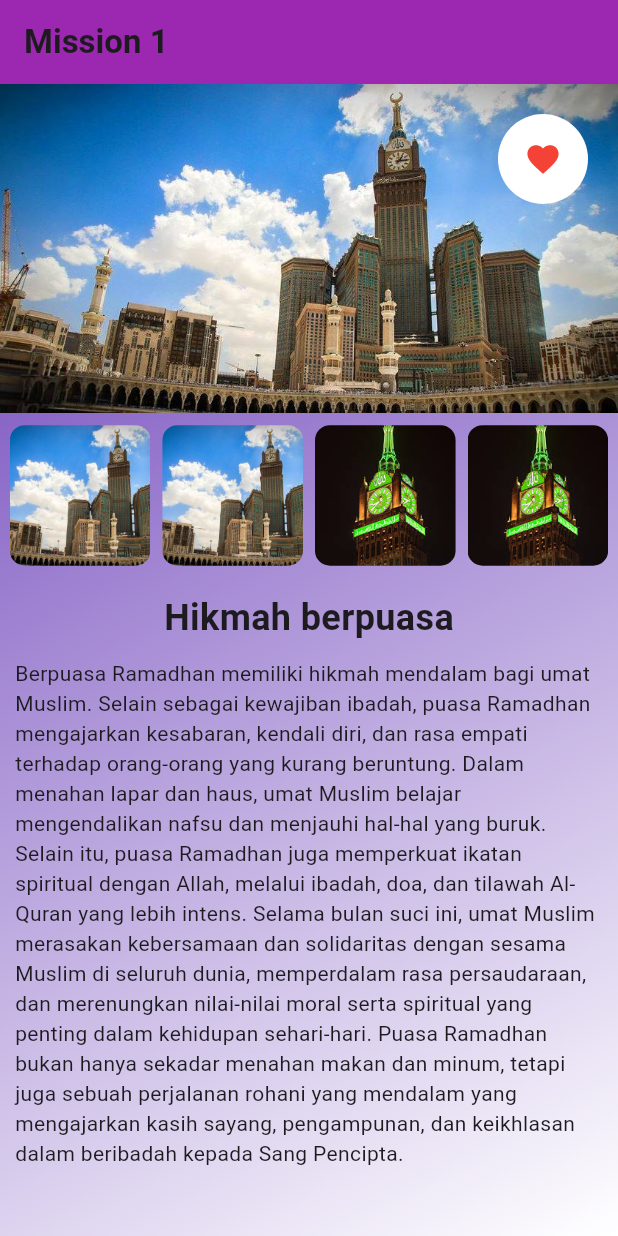
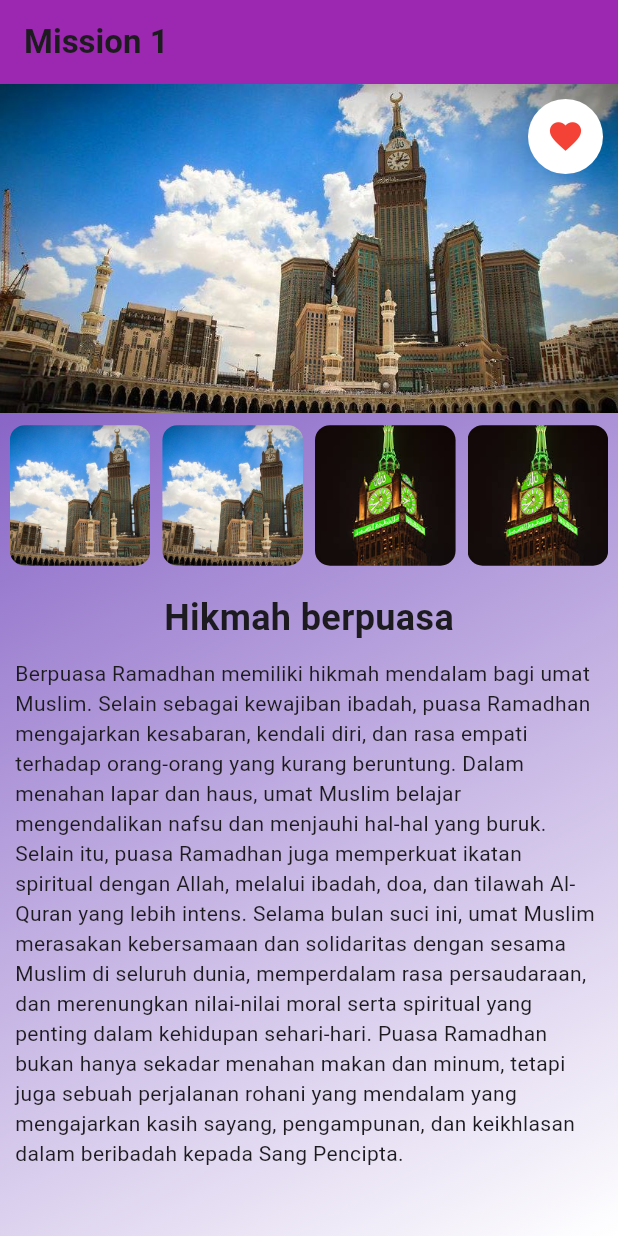
Before and after one commit to devanoivn/flutter_widgets, a Flutter app: the screen it shows after launch, on a phone screen of 412 x 824 dp. Run offline on Flutter 3.47's test engine with Material 2 defaults, Android fonts, the phone set to English and light mode, and no system bars.

Commit message:
Update utama.dart

```diff
--- a/lib/utama.dart
+++ b/lib/utama.dart
@@ -53,10 +53,10 @@ class _HomePageState extends State<utama> {
                       ),
                     ),
                     Positioned(
-                      top: 20,
-                      right: 20,
-                      width: 60.0,
-                      height: 60.0,
+                      top: 10,
+                      right: 10,
+                      width: 50.0,
+                      height: 50.0,
                       child: FavoriteButton(
                         onPressed: toggleLove,
                         favorite: favorite,
@@ -75,7 +75,7 @@ class _HomePageState extends State<utama> {
                       child: ClipRRect(
                         borderRadius: BorderRadius.circular(10),
                         child: AspectRatio(
-                          aspectRatio: 1.0,
+                          aspectRatio: 1,
                           child: Image.asset(
                             'images/2.jpg',
                             fit: BoxFit.cover,
```
